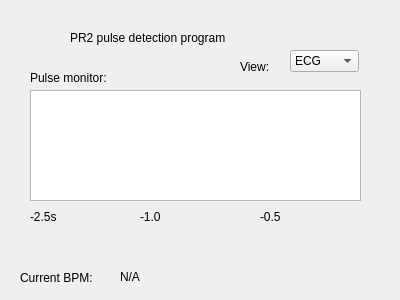
BigMacStorm/PR2_hapticSensorResearch, file rqt_pr2_hand_syntouch_sensor_interface/resource/pulsedetection.ui: the form before one commit.
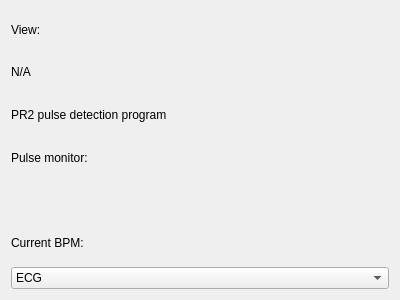
The form after the commit.

```diff
--- a/rqt_pr2_hand_syntouch_sensor_interface/resource/pulsedetection.ui
+++ b/rqt_pr2_hand_syntouch_sensor_interface/resource/pulsedetection.ui
@@ -13,135 +13,57 @@
   <property name="windowTitle">
    <string>Dialog</string>
   </property>
+  <layout class="QVBoxLayout" name="verticalLayout">
+   <item>
+    <widget class="QLabel" name="label_3">
+     <property name="text">
+      <string>View: </string>
+     </property>
+    </widget>
+   </item>
+   <item>
+    <widget class="QLabel" name="pulse_BPMLbl">
+     <property name="text">
+      <string>N/A</string>
+     </property>
+    </widget>
+   </item>
+   <item>
   <widget class="QLabel" name="label">
-   <property name="geometry">
-    <rect>
-     <x>70</x>
-     <y>30</y>
-     <width>221</width>
-     <height>16</height>
-    </rect>
-   </property>
    <property name="text">
     <string>PR2 pulse detection program</string>
    </property>
   </widget>
+   </item>
+   <item>
   <widget class="QLabel" name="label_2">
-   <property name="geometry">
-    <rect>
-     <x>30</x>
-     <y>70</y>
-     <width>131</width>
-     <height>16</height>
-    </rect>
-   </property>
    <property name="text">
     <string>Pulse monitor:</string>
    </property>
   </widget>
-  <widget class="QGraphicsView" name="graphicsView">
-   <property name="geometry">
-    <rect>
-     <x>30</x>
-     <y>90</y>
-     <width>331</width>
-     <height>111</height>
-    </rect>
-   </property>
-  </widget>
-  <widget class="QLabel" name="label_3">
-   <property name="geometry">
-    <rect>
-     <x>240</x>
-     <y>60</y>
-     <width>47</width>
-     <height>13</height>
-    </rect>
-   </property>
-   <property name="text">
-    <string>View: </string>
-   </property>
-  </widget>
-  <widget class="QComboBox" name="pulse_comboBox">
-   <property name="geometry">
-    <rect>
-     <x>290</x>
-     <y>50</y>
-     <width>69</width>
-     <height>22</height>
-    </rect>
-   </property>
-   <item>
-    <property name="text">
-     <string>ECG</string>
-    </property>
    </item>
-  </widget>
-  <widget class="QLabel" name="label_4">
-   <property name="geometry">
-    <rect>
-     <x>30</x>
-     <y>210</y>
-     <width>47</width>
-     <height>13</height>
-    </rect>
-   </property>
-   <property name="text">
-    <string>-2.5s</string>
-   </property>
-  </widget>
-  <widget class="QLabel" name="label_5">
-   <property name="geometry">
-    <rect>
-     <x>260</x>
-     <y>210</y>
-     <width>47</width>
-     <height>13</height>
-    </rect>
-   </property>
-   <property name="text">
-    <string>-0.5</string>
-   </property>
-  </widget>
-  <widget class="QLabel" name="label_6">
-   <property name="geometry">
-    <rect>
-     <x>140</x>
-     <y>210</y>
-     <width>47</width>
-     <height>13</height>
-    </rect>
-   </property>
-   <property name="text">
-    <string>-1.0</string>
-   </property>
-  </widget>
+   <item>
+    <widget class="QWidget" name="widget" native="true">
+     <layout class="QHBoxLayout" name="pulse_layout"/>
+    </widget>
+   </item>
+   <item>
   <widget class="QLabel" name="label_7">
-   <property name="geometry">
-    <rect>
-     <x>20</x>
-     <y>270</y>
-     <width>111</width>
-     <height>16</height>
-    </rect>
-   </property>
    <property name="text">
     <string>Current BPM:</string>
    </property>
   </widget>
-  <widget class="QLabel" name="pulse_BPMLbl">
-   <property name="geometry">
-    <rect>
-     <x>120</x>
-     <y>270</y>
-     <width>47</width>
-     <height>13</height>
-    </rect>
-   </property>
+   </item>
+   <item>
+    <widget class="QComboBox" name="pulse_comboBox">
+     <item>
    <property name="text">
-    <string>N/A</string>
-   </property>
-  </widget>
+       <string>ECG</string>
+      </property>
+     </item>
+    </widget>
+   </item>
+  </layout>
  </widget>
  <resources/>
  <connections/>
```
Lines whose indentation alone changed are shown as unchanged.
